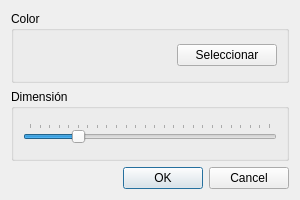
This is configuracion.ui in Danizet/2Examen_P60_Fork as Qt 5 draws it before an edit. The edited form follows.
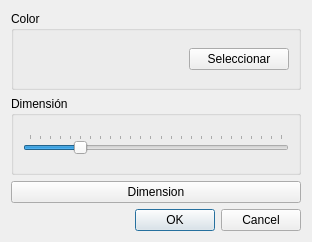
This is the edited form. Icons and pictures are not drawn.

Diff of the .ui file:
```diff
--- a/configuracion.ui
+++ b/configuracion.ui
@@ -6,8 +6,8 @@
    <rect>
     <x>0</x>
     <y>0</y>
-    <width>300</width>
-    <height>200</height>
+    <width>312</width>
+    <height>242</height>
    </rect>
   </property>
   <property name="sizePolicy">
@@ -87,6 +87,13 @@
      </layout>
     </widget>
    </item>
+   <item>
+    <widget class="QPushButton" name="pushButton">
+     <property name="text">
+      <string>Dimension</string>
+     </property>
+    </widget>
+   </item>
    <item>
     <widget class="QDialogButtonBox" name="buttonBox">
      <property name="orientation">
```
